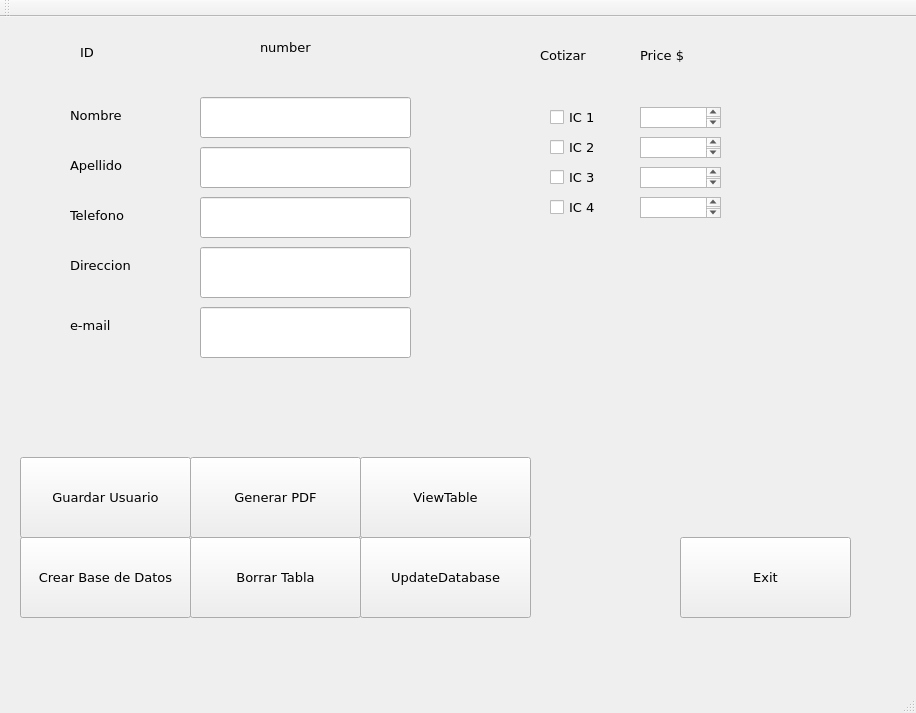
Before: the Qt Designer form sourceCode/mainwindow.ui in lion037osx/qtDatabase, drawn with Qt 5.
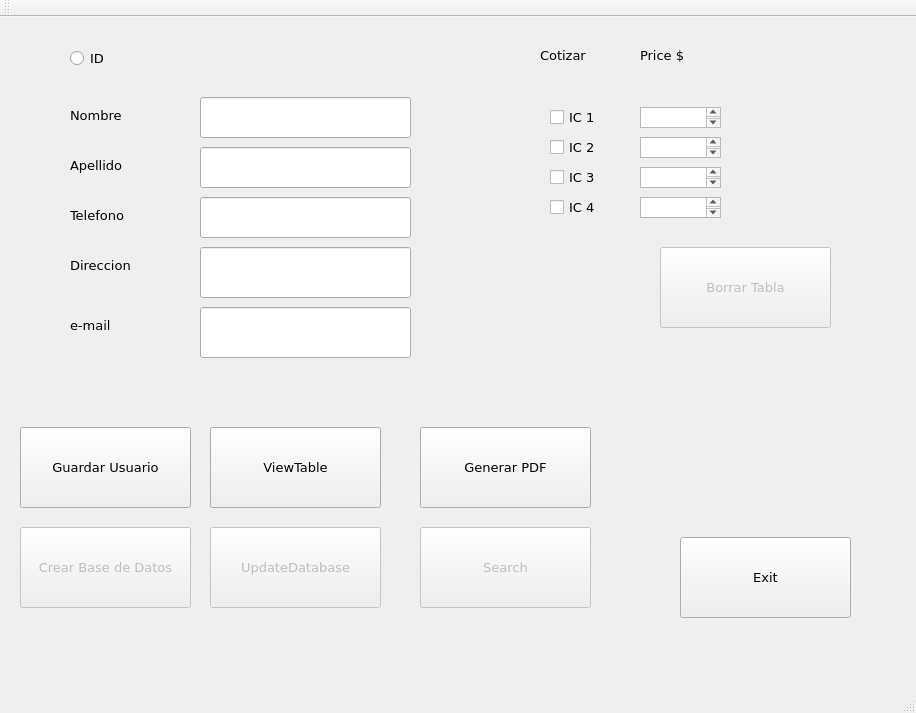
After: the same form once the commit is applied.

Commit message: success check button ui->radioButtonCheckId->isChecked()

What changed in the file:
```diff
--- a/sourceCode/mainwindow.ui
+++ b/sourceCode/mainwindow.ui
@@ -23,8 +23,8 @@
    <widget class="QPushButton" name="pushButton">
     <property name="geometry">
      <rect>
-      <x>190</x>
-      <y>440</y>
+      <x>420</x>
+      <y>410</y>
       <width>171</width>
       <height>81</height>
      </rect>
@@ -223,10 +223,13 @@
     </property>
    </widget>
    <widget class="QPushButton" name="pushButtonCreateDataBase">
+    <property name="enabled">
+     <bool>false</bool>
+    </property>
     <property name="geometry">
      <rect>
       <x>20</x>
-      <y>520</y>
+      <y>510</y>
       <width>171</width>
       <height>81</height>
      </rect>
@@ -321,7 +324,7 @@
     <property name="geometry">
      <rect>
       <x>20</x>
-      <y>440</y>
+      <y>410</y>
       <width>171</width>
       <height>81</height>
      </rect>
@@ -337,10 +340,13 @@
     </property>
    </widget>
    <widget class="QPushButton" name="pushButtonClear">
+    <property name="enabled">
+     <bool>false</bool>
+    </property>
     <property name="geometry">
      <rect>
-      <x>190</x>
-      <y>520</y>
+      <x>660</x>
+      <y>230</y>
       <width>171</width>
       <height>81</height>
      </rect>
@@ -355,43 +361,7 @@
      <string>Borrar Tabla</string>
     </property>
    </widget>
-   <widget class="QLabel" name="labelId">
-    <property name="geometry">
-     <rect>
-      <x>80</x>
-      <y>20</y>
-      <width>91</width>
-      <height>31</height>
-     </rect>
-    </property>
-    <property name="font">
-     <font>
-      <pointsize>10</pointsize>
-     </font>
-    </property>
-    <property name="text">
-     <string>ID</string>
-    </property>
-   </widget>
-   <widget class="QLabel" name="labelIDUpdate">
-    <property name="geometry">
-     <rect>
-      <x>260</x>
-      <y>20</y>
-      <width>91</width>
-      <height>21</height>
-     </rect>
-    </property>
-    <property name="font">
-     <font>
-      <pointsize>10</pointsize>
-     </font>
-    </property>
-    <property name="text">
-     <string>number</string>
-    </property>
-   </widget>
-   <widget class="QLabel" name="label_2">
+   <widget class="QLabel" name="labelPrices">
     <property name="geometry">
      <rect>
       <x>640</x>
@@ -451,10 +421,13 @@
     </property>
    </widget>
    <widget class="QPushButton" name="pushButtonUpdateDatabase">
+    <property name="enabled">
+     <bool>false</bool>
+    </property>
     <property name="geometry">
      <rect>
-      <x>360</x>
-      <y>520</y>
+      <x>210</x>
+      <y>510</y>
       <width>171</width>
       <height>81</height>
      </rect>
@@ -472,8 +445,8 @@
    <widget class="QPushButton" name="pushButtonViewTable">
     <property name="geometry">
      <rect>
-      <x>360</x>
-      <y>440</y>
+      <x>210</x>
+      <y>410</y>
       <width>171</width>
       <height>81</height>
      </rect>
@@ -488,6 +461,70 @@
      <string>ViewTable</string>
     </property>
    </widget>
+   <widget class="QPushButton" name="pushButtonSearch">
+    <property name="enabled">
+     <bool>false</bool>
+    </property>
+    <property name="geometry">
+     <rect>
+      <x>420</x>
+      <y>510</y>
+      <width>171</width>
+      <height>81</height>
+     </rect>
+    </property>
+    <property name="font">
+     <font>
+      <pointsize>10</pointsize>
+     </font>
+    </property>
+    <property name="text">
+     <string>Search</string>
+    </property>
+   </widget>
+   <widget class="QRadioButton" name="radioButtonCheckId">
+    <property name="geometry">
+     <rect>
+      <x>70</x>
+      <y>30</y>
+      <width>112</width>
+      <height>23</height>
+     </rect>
+    </property>
+    <property name="font">
+     <font>
+      <pointsize>10</pointsize>
+     </font>
+    </property>
+    <property name="text">
+     <string>ID</string>
+    </property>
+   </widget>
+   <widget class="QLineEdit" name="lineEditID">
+    <property name="enabled">
+     <bool>false</bool>
+    </property>
+    <property name="geometry">
+     <rect>
+      <x>250</x>
+      <y>30</y>
+      <width>113</width>
+      <height>25</height>
+     </rect>
+    </property>
+    <property name="acceptDrops">
+     <bool>true</bool>
+    </property>
+    <property name="inputMask">
+     <string/>
+    </property>
+    <property name="frame">
+     <bool>false</bool>
+    </property>
+    <property name="placeholderText">
+     <string/>
+    </property>
+   </widget>
   </widget>
   <widget class="QMenuBar" name="menuBar">
    <property name="geometry">
```
Left out of the diff: 10 changed lines with no effect on the pictures. The commit also changes 12 other files.
